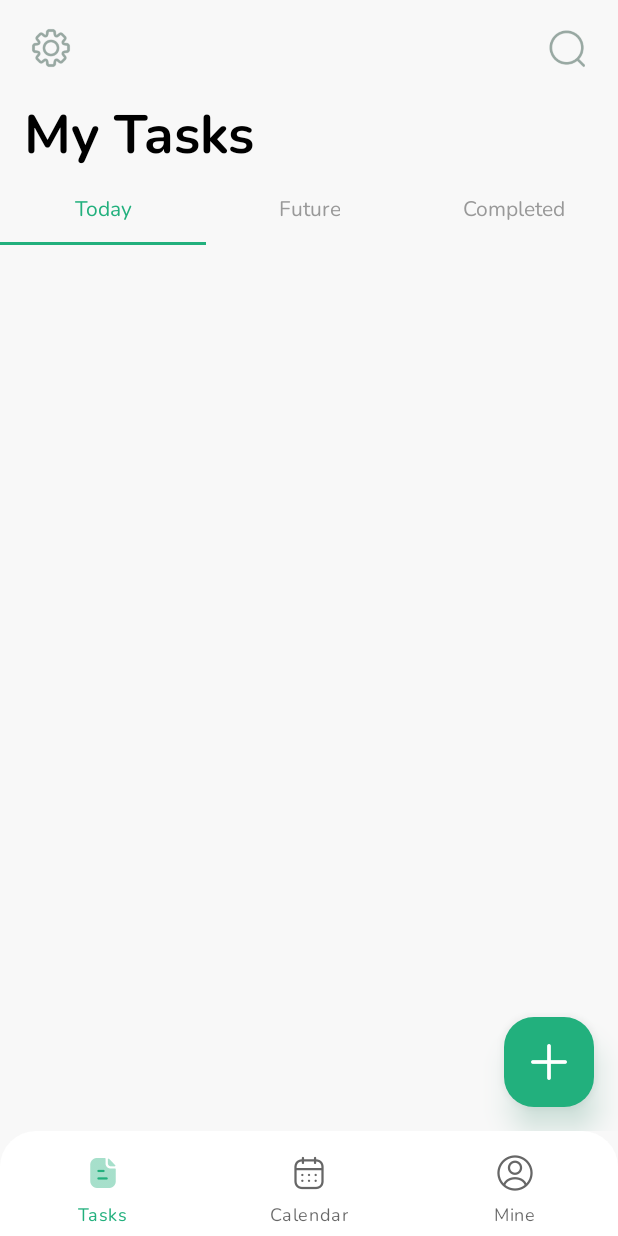
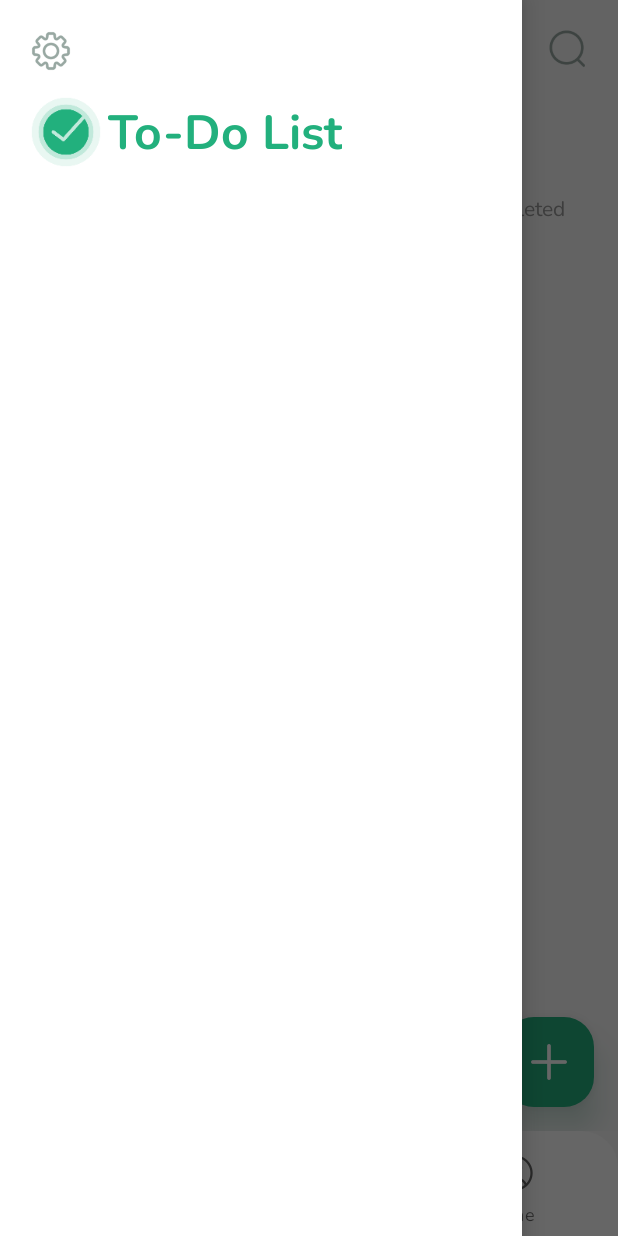
Before and after one commit to phuonganhtuan/todo-android, an Android app: the screen it shows after launch (HomeActivity), after a tap on an icon or button, on a phone screen of 412 x 824 dp. Run offline under Robolectric (Android 15) with nearby library versions, the phone set to English and light mode, and no system bars; our stand-ins replace Dagger/Hilt's generated code, Room's generated code, navigation-ui.

Commit message:
add drawer

```diff
--- a/app/src/main/java/com/example/todo/screens/home/HomeActivity.kt
+++ b/app/src/main/java/com/example/todo/screens/home/HomeActivity.kt
@@ -1,6 +1,8 @@
 package com.example.todo.screens.home
 
 import android.os.Bundle
+import android.widget.Button
+import android.widget.ImageView
 import androidx.navigation.findNavController
 import androidx.navigation.ui.setupWithNavController
 import com.example.todo.R
@@ -21,8 +23,15 @@ class HomeActivity : BaseActivity<ActivityHomeBinding>() {
         setupEvents()
     }
 
+    fun openDrawer() {
+        viewBinding.layoutDrawer.open()
+    }
+
     private fun setupEvents() = with(viewBinding) {
         bottomBar.setupWithNavController(findNavController(R.id.home_nav_host_fragment))
+        (navigationSideView.getHeaderView(0).findViewById(R.id.buttonHide) as ImageView).setOnClickListener {
+            layoutDrawer.close()
+        }
     }
 
     private fun toTasks() {
--- a/app/src/main/java/com/example/todo/screens/home/tasks/TasksFragment.kt
+++ b/app/src/main/java/com/example/todo/screens/home/tasks/TasksFragment.kt
@@ -7,6 +7,7 @@ import androidx.fragment.app.viewModels
 import com.example.todo.R
 import com.example.todo.base.BaseFragment
 import com.example.todo.databinding.FragmentTasksBinding
+import com.example.todo.screens.home.HomeActivity
 import com.example.todo.utils.gone
 import com.example.todo.utils.hide
 import dagger.hilt.android.AndroidEntryPoint
@@ -56,7 +57,7 @@ class TasksFragment : BaseFragment<FragmentTasksBinding>() {
     }
 
     private fun toSetting() {
-
+        (activity as? HomeActivity)?.openDrawer()
     }
 
     private fun toSearch() {
--- a/app/src/main/res/layout/activity_home.xml
+++ b/app/src/main/res/layout/activity_home.xml
@@ -1,7 +1,13 @@
 <?xml version="1.0" encoding="utf-8"?>
-<androidx.coordinatorlayout.widget.CoordinatorLayout xmlns:android="http://schemas.android.com/apk/res/android"
+<androidx.drawerlayout.widget.DrawerLayout xmlns:android="http://schemas.android.com/apk/res/android"
     xmlns:app="http://schemas.android.com/apk/res-auto"
     xmlns:tools="http://schemas.android.com/tools"
+    android:id="@+id/layoutDrawer"
+    android:layout_width="match_parent"
+    android:layout_height="match_parent"
+    tools:openDrawer="start">
+
+    <androidx.coordinatorlayout.widget.CoordinatorLayout
         android:layout_width="match_parent"
         android:layout_height="match_parent"
         android:background="@color/color_bg_main_grey"
@@ -20,3 +26,11 @@
             app:itemRippleColor="@color/color_primary"
             app:menu="@menu/main_bottom_menu" />
     </androidx.coordinatorlayout.widget.CoordinatorLayout>
+
+    <com.google.android.material.navigation.NavigationView
+        android:id="@+id/navigationSideView"
+        android:layout_width="match_parent"
+        android:layout_height="match_parent"
+        android:layout_gravity="start"
+        app:headerLayout="@layout/layout_side_navigation_header" />
+</androidx.drawerlayout.widget.DrawerLayout>
--- a/app/src/main/res/layout/fragment_tasks.xml
+++ b/app/src/main/res/layout/fragment_tasks.xml
@@ -20,7 +20,6 @@
         android:fontFamily="@font/nunito_bold"
         android:textColor="@android:color/black"
         android:textSize="36sp"
-        android:textStyle="bold"
         app:layout_constraintStart_toStartOf="parent"
         app:layout_constraintTop_toBottomOf="@id/layoutTop" />
 
--- /dev/null
+++ b/app/src/main/res/layout/layout_side_navigation_header.xml
@@ -0,0 +1,51 @@
+<?xml version="1.0" encoding="utf-8"?>
+<androidx.constraintlayout.widget.ConstraintLayout xmlns:android="http://schemas.android.com/apk/res/android"
+    xmlns:app="http://schemas.android.com/apk/res-auto"
+    xmlns:tools="http://schemas.android.com/tools"
+    android:layout_width="match_parent"
+    android:layout_height="wrap_content"
+    android:fitsSystemWindows="true"
+    android:orientation="horizontal"
+    android:padding="16dp">
+
+    <androidx.cardview.widget.CardView
+        android:id="@+id/cardButton"
+        android:layout_width="wrap_content"
+        android:layout_height="wrap_content"
+        app:cardBackgroundColor="@android:color/transparent"
+        app:cardCornerRadius="12dp"
+        app:cardElevation="0dp"
+        app:layout_constraintStart_toStartOf="parent"
+        app:layout_constraintTop_toTopOf="parent">
+
+        <ImageView
+            android:id="@+id/buttonHide"
+            style="@style/ToolBarButtonStyle"
+            android:layout_width="36dp"
+            android:layout_height="36dp"
+            android:contentDescription="@null"
+            android:src="@drawable/ic_setting" />
+    </androidx.cardview.widget.CardView>
+
+    <ImageView
+        android:id="@+id/imageView"
+        android:layout_width="56dp"
+        android:layout_height="56dp"
+        android:layout_marginTop="8dp"
+        android:contentDescription="@null"
+        android:src="@mipmap/ic_launcher"
+        app:layout_constraintStart_toStartOf="parent"
+        app:layout_constraintTop_toBottomOf="@id/cardButton" />
+
+    <TextView
+        android:layout_width="wrap_content"
+        android:layout_height="wrap_content"
+        android:fontFamily="@font/nunito_bold"
+        android:text="@string/app_name"
+        android:textColor="@color/color_primary"
+        android:textSize="32sp"
+        app:layout_constraintBottom_toBottomOf="@+id/imageView"
+        app:layout_constraintStart_toEndOf="@id/imageView"
+        app:layout_constraintTop_toTopOf="@+id/imageView"
+        tools:layout_editor_absoluteX="16dp" />
+</androidx.constraintlayout.widget.ConstraintLayout>
--- a/app/src/main/res/values/strings.xml
+++ b/app/src/main/res/values/strings.xml
@@ -1,5 +1,5 @@
 <resources>
-    <string name="app_name">Todo</string>
+    <string name="app_name">To-Do List</string>
     <string name="action_settings">Settings</string>
 
     <string name="tasks">Tasks</string>
```
Lines whose indentation alone changed are shown as unchanged.
